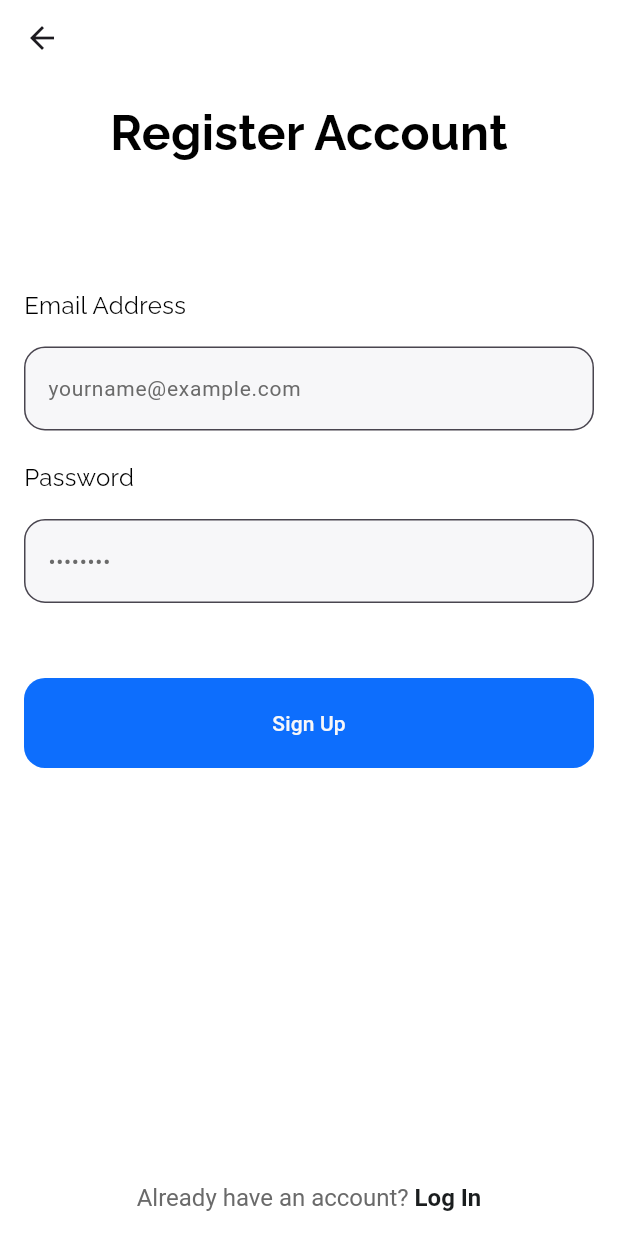
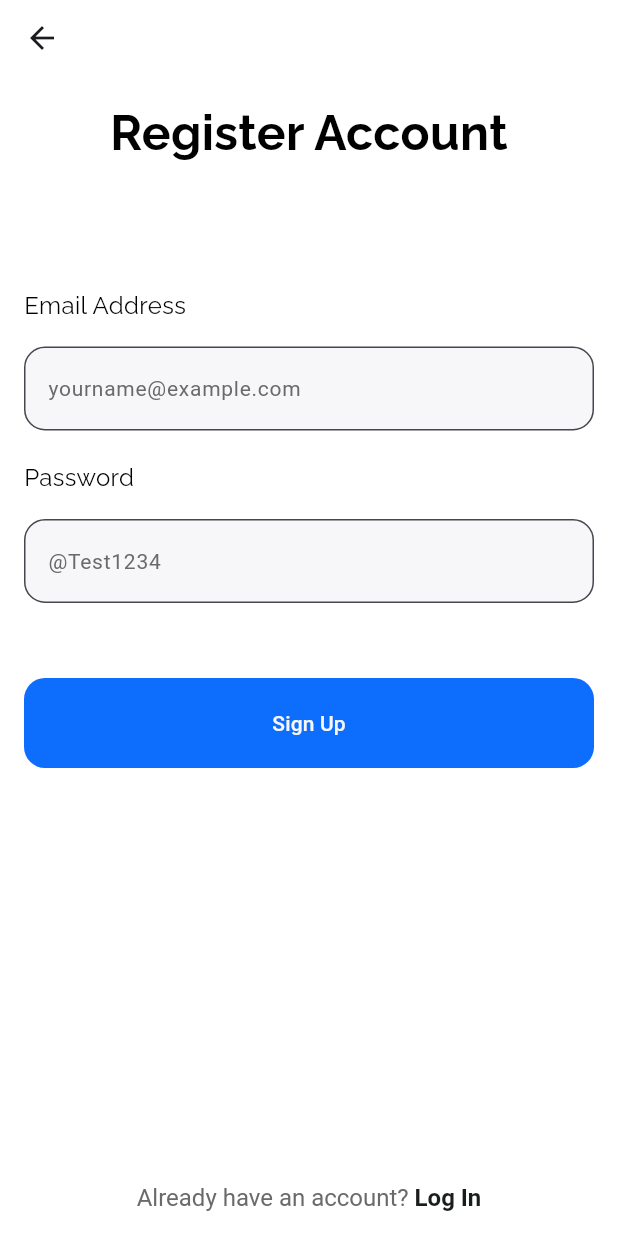
Before and after one commit to ezzzep/SMART-LOBBY-LIGHTING, a Flutter app: the Signup screen opened directly, on a phone screen of 412 x 824 dp. Run offline on Flutter 3.47's test engine with Material 3 defaults, Android fonts, the light colour scheme and no system bars; our stand-ins replace firebase_auth, firebase_core, fluttertoast, google_fonts; accounts and stored records are empty.

Commit message:
hint text password  changed

```diff
--- a/lib/screens/signup/signup_screen.dart
+++ b/lib/screens/signup/signup_screen.dart
@@ -3,7 +3,6 @@ import 'package:smart_lighting/services/service.dart';
 import 'package:flutter/gestures.dart';
 import 'package:flutter/material.dart';
 import 'package:google_fonts/google_fonts.dart';
-
 
 class Signup extends StatefulWidget {
   const Signup({super.key});
@@ -26,7 +25,7 @@ class _SignupState extends State<Signup> {
     super.dispose();
   }
 
-    void _validateEmail(String value) {
+  void _validateEmail(String value) {
     final emailRegex =
         RegExp(r'^[a-zA-Z0-9._%+-]+@[a-zA-Z0-9.-]+\.[a-zA-Z]{2,}$');
     setState(() {
@@ -36,12 +35,11 @@ class _SignupState extends State<Signup> {
     });
   }
 
- void _validatePassword(String value) {
+  void _validatePassword(String value) {
     final hasUppercase = RegExp(r'[A-Z]');
     final hasLowercase = RegExp(r'[a-z]');
     final hasNumber = RegExp(r'\d');
     final hasSpecialChar = RegExp(r'[!@#\$%^&*(),.?":{}|<>_]');
-
 
     setState(() {
       if (value.isEmpty) {
@@ -181,7 +179,7 @@ class _SignupState extends State<Signup> {
           obscureText: true,
           decoration: InputDecoration(
             filled: true,
-            hintText: '••••••••',
+            hintText: '@Test1234',
             hintStyle: const TextStyle(color: Color(0xff6A6A6A), fontSize: 14),
             fillColor: const Color(0xffF7F7F9),
             errorText: _passwordError,
```
